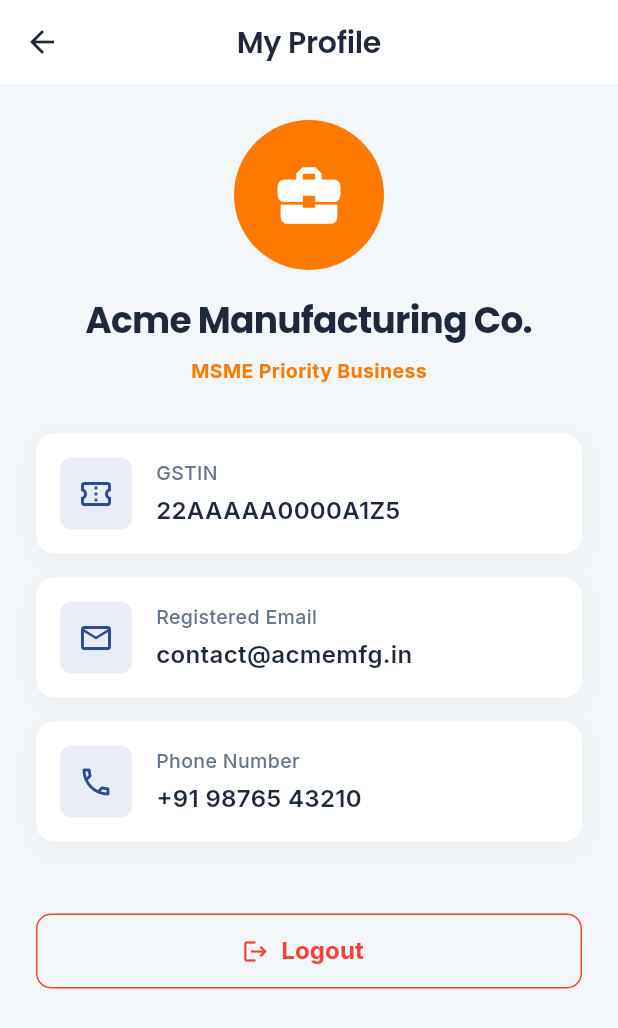
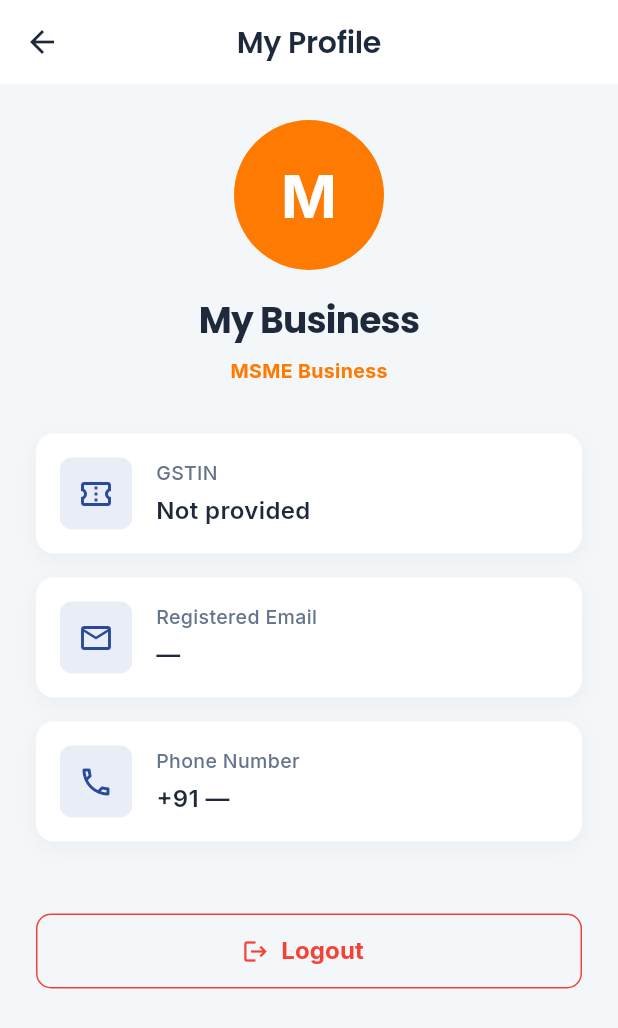
Before and after one commit to Akshay-2441505/PSD_Final_Project, a Flutter app: the ProfileScreen screen opened directly, on a phone screen of 412 x 824 dp. Shown: the top 1028 px of the screen. Run offline on Flutter 3.47's test engine with Material 3 defaults, Android fonts, the light colour scheme and no system bars; our stand-ins replace fl_chart, flutter_animate, flutter_secure_storage, google_fonts; accounts and stored records are empty.

Commit message:
feat: Implement initial borrower application UI, admin dashboard, and core backend services.

```diff
--- a/frontend/msme_borrower/lib/screens/profile_screen.dart
+++ b/frontend/msme_borrower/lib/screens/profile_screen.dart
@@ -9,6 +9,16 @@ class ProfileScreen extends StatelessWidget {
 
   @override
   Widget build(BuildContext context) {
+    // Read real profile data from AuthProvider — populated on login via /profile endpoint
+    final profile = context.watch<AuthProvider>().profile;
+
+    final businessName = profile?['legal_name']  as String? ?? 'My Business';
+    final ownerName    = profile?['owner_name']   as String? ?? '';
+    final email        = profile?['email']        as String? ?? '—';
+    final phone        = profile?['phone']        as String? ?? '—';
+    final gstin        = profile?['gstin']        as String? ?? 'Not provided';
+    final businessType = profile?['business_type'] as String? ?? 'MSME Business';
+
     return Scaffold(
       appBar: AppBar(
         title: const Text('My Profile'),
@@ -17,19 +27,31 @@ class ProfileScreen extends StatelessWidget {
         padding: const EdgeInsets.all(24.0),
         child: Column(
           children: [
-            const CircleAvatar(
+            // Avatar with first letter of business name
+            CircleAvatar(
               radius: 50,
               backgroundColor: kAccent,
-              child: Icon(Icons.business_center, size: 50, color: Colors.white),
+              child: Text(
+                businessName.isNotEmpty ? businessName[0].toUpperCase() : 'B',
+                style: const TextStyle(fontSize: 40, fontWeight: FontWeight.bold, color: Colors.white),
+              ),
             ),
             const SizedBox(height: 16),
             Text(
-              'Acme Manufacturing Co.',
+              businessName,
               style: kHeading1(context).copyWith(fontSize: 24),
+              textAlign: TextAlign.center,
             ),
+            if (ownerName.isNotEmpty) ...[
+              const SizedBox(height: 4),
+              Text(
+                ownerName,
+                style: kCaption(context).copyWith(fontSize: 14),
+              ),
+            ],
             const SizedBox(height: 8),
             Text(
-              'MSME Priority Business',
+              businessType,
               style: kCaption(context).copyWith(color: kAccent, fontWeight: FontWeight.bold),
             ),
             const SizedBox(height: 32),
@@ -37,21 +59,21 @@ class ProfileScreen extends StatelessWidget {
               context,
               icon: Icons.confirmation_number_outlined,
               title: 'GSTIN',
-              value: '22AAAAA0000A1Z5',
+              value: gstin,
             ),
             const SizedBox(height: 16),
             _buildInfoCard(
               context,
               icon: Icons.email_outlined,
               title: 'Registered Email',
-              value: 'contact@acmemfg.in',
+              value: email,
             ),
             const SizedBox(height: 16),
             _buildInfoCard(
               context,
               icon: Icons.phone_outlined,
               title: 'Phone Number',
-              value: '+91 98765 43210',
+              value: phone.startsWith('+') ? phone : '+91 $phone',
             ),
             const SizedBox(height: 48),
             SizedBox(
@@ -59,7 +81,8 @@ class ProfileScreen extends StatelessWidget {
               height: 50,
               child: OutlinedButton.icon(
                 icon: const Icon(Icons.logout, color: Colors.red),
-                label: const Text('Logout', style: TextStyle(color: Colors.red, fontSize: 16, fontWeight: FontWeight.bold)),
+                label: const Text('Logout',
+                    style: TextStyle(color: Colors.red, fontSize: 16, fontWeight: FontWeight.bold)),
                 style: OutlinedButton.styleFrom(
                   side: const BorderSide(color: Colors.red),
                   shape: RoundedRectangleBorder(borderRadius: BorderRadius.circular(10)),
@@ -80,13 +103,16 @@ class ProfileScreen extends StatelessWidget {
     );
   }
 
-  Widget _buildInfoCard(BuildContext context, {required IconData icon, required String title, required String value}) {
+  Widget _buildInfoCard(BuildContext context,
+      {required IconData icon, required String title, required String value}) {
     return Container(
       padding: const EdgeInsets.all(16),
       decoration: BoxDecoration(
         color: Colors.white,
         borderRadius: BorderRadius.circular(12),
-        boxShadow: [BoxShadow(color: Colors.black.withOpacity(0.04), blurRadius: 10, offset: const Offset(0, 4))],
+        boxShadow: [
+          BoxShadow(color: Colors.black.withOpacity(0.04), blurRadius: 10, offset: const Offset(0, 4))
+        ],
       ),
       child: Row(
         children: [
@@ -99,13 +125,17 @@ class ProfileScreen extends StatelessWidget {
             child: Icon(icon, color: kPrimary),
           ),
           const SizedBox(width: 16),
-          Column(
-            crossAxisAlignment: CrossAxisAlignment.start,
-            children: [
-              Text(title, style: kCaption(context)),
-              const SizedBox(height: 4),
-              Text(value, style: const TextStyle(fontSize: 16, fontWeight: FontWeight.w600, color: kTextDark)),
-            ],
+          Expanded(
+            child: Column(
+              crossAxisAlignment: CrossAxisAlignment.start,
+              children: [
+                Text(title, style: kCaption(context)),
+                const SizedBox(height: 4),
+                Text(value,
+                    style: const TextStyle(
+                        fontSize: 16, fontWeight: FontWeight.w600, color: kTextDark)),
+              ],
+            ),
           )
         ],
       ),
```
Also changed, not shown: frontend/msme_borrower/lib/screens/home_screen.dart (+60 -11 lines), 6 other files.
